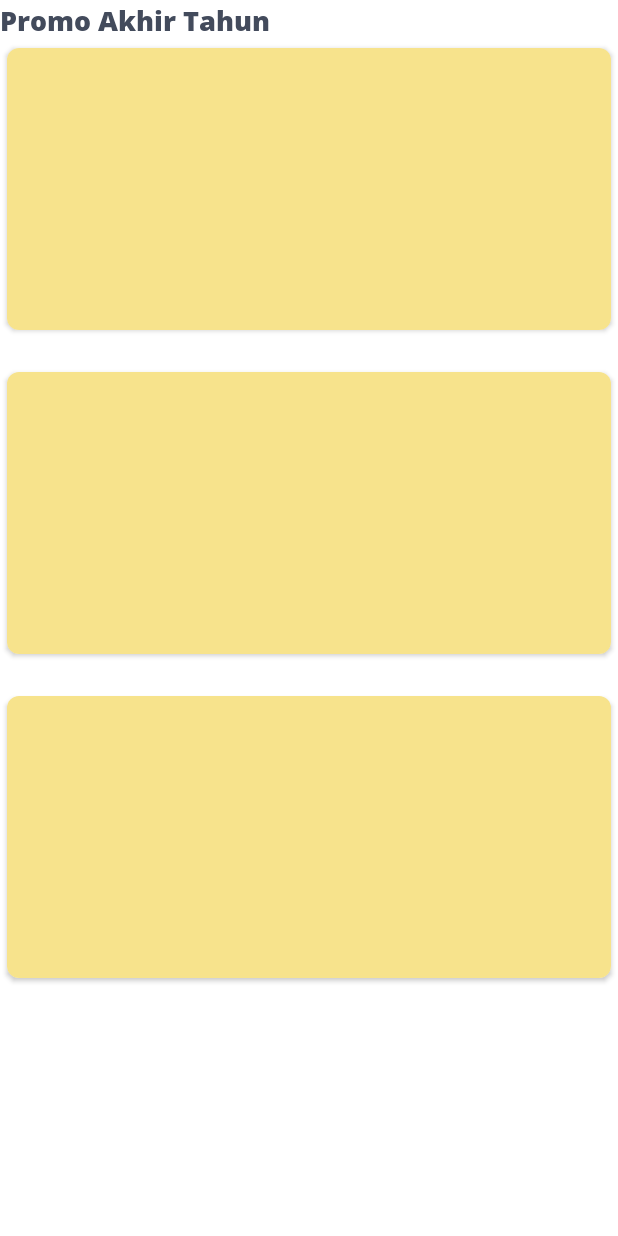
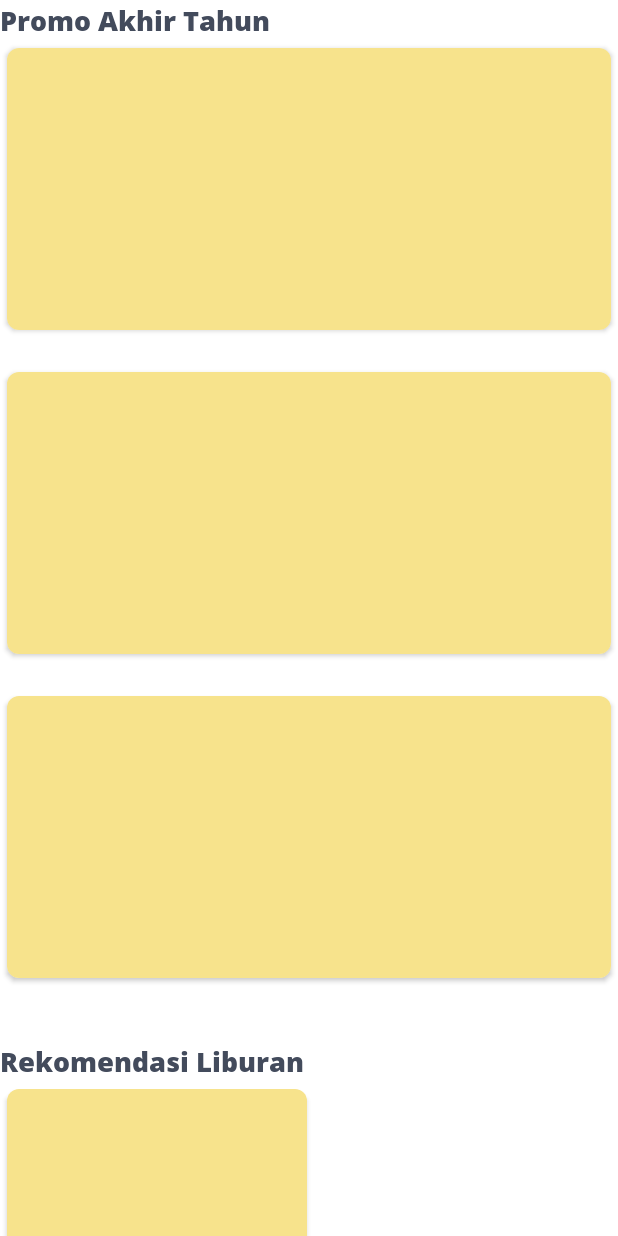
Before and after one commit to ganiaaldi/Liboorean, an Android app: the layout fragment_first_menu.xml on its own in the app's theme, with its tools: preview values and no code run, on a phone screen of 412 x 824 dp. Run offline under Robolectric (Android 15) with nearby library versions, the phone set to English and light mode, and no system bars.

Commit message:
Add some feature in UI first menu(RV & Go To Wishlist)

```diff
--- /dev/null
+++ b/app/src/main/res/drawable/ic_location.xml
@@ -0,0 +1,5 @@
+<vector android:alpha="0.69" android:height="16dp"
+    android:viewportHeight="24.0" android:viewportWidth="24.0"
+    android:width="16dp" xmlns:android="http://schemas.android.com/apk/res/android">
+    <path android:fillColor="#FF000000" android:pathData="M12,2C8.13,2 5,5.13 5,9c0,5.25 7,13 7,13s7,-7.75 7,-13c0,-3.87 -3.13,-7 -7,-7zM12,11.5c-1.38,0 -2.5,-1.12 -2.5,-2.5s1.12,-2.5 2.5,-2.5 2.5,1.12 2.5,2.5 -1.12,2.5 -2.5,2.5z"/>
+</vector>
--- a/app/src/main/res/layout/fragment_first_menu.xml
+++ b/app/src/main/res/layout/fragment_first_menu.xml
@@ -24,5 +24,44 @@ android:background="@color/white">
              android:orientation="horizontal"
             tools:listitem="@layout/item_promo"/>
 
+    <androidx.appcompat.widget.AppCompatTextView
+            android:layout_marginTop="20dp"
+            android:layout_width="wrap_content"
+            android:layout_height="wrap_content"
+            android:text="Rekomendasi Liburan"
+            style="@style/MediumDarkBoldText"
+            android:layout_below="@id/rvPromo"
+            android:id="@+id/tvRekomendasi"
+    />
 
+    <androidx.recyclerview.widget.RecyclerView
+            android:id="@+id/rvRekomendasi"
+            android:layout_below="@id/tvRekomendasi"
+            android:layout_width="match_parent"
+            android:layout_height="wrap_content"
+            android:orientation="horizontal"
+            tools:listitem="@layout/item_rekomendasi"
+          />
+
+    <androidx.appcompat.widget.AppCompatTextView
+            android:layout_marginTop="20dp"
+            android:layout_width="wrap_content"
+            android:layout_height="wrap_content"
+            android:text="Cek Wishlist Liburan Anda!"
+            android:gravity="center_horizontal"
+            android:layout_centerHorizontal="true"
+            style="@style/MediumDarkBoldText"
+            android:layout_below="@id/rvRekomendasi"
+            android:id="@+id/tvGoToWishlist"
+    />
+
+    <androidx.appcompat.widget.AppCompatButton
+            android:id="@+id/btnGoToWishlist"
+            android:layout_below="@id/tvGoToWishlist"
+            android:layout_width="wrap_content"
+            android:layout_height="wrap_content"
+            android:layout_centerHorizontal="true"
+            android:text="Cek"
+            android:background="@drawable/bg_rounded_secondary"
+            style="@style/Button"/>
 </RelativeLayout>
--- /dev/null
+++ b/app/src/main/res/layout/item_rekomendasi.xml
@@ -0,0 +1,42 @@
+<?xml version="1.0" encoding="utf-8"?>
+<androidx.cardview.widget.CardView xmlns:android="http://schemas.android.com/apk/res/android"
+                                    xmlns:card_view="http://schemas.android.com/apk/res-auto"
+                                    android:id="@+id/card_view_rekomendasi"
+                                    android:layout_width="wrap_content"
+                                    android:layout_height="wrap_content"
+                                    android:layout_marginBottom="16dp"
+                                    android:background="@color/colorAccent"
+                                    card_view:cardCornerRadius="8dp"
+                                    card_view:cardUseCompatPadding="true">
+
+    <LinearLayout
+            android:layout_width="200dp"
+            android:layout_height="200dp"
+            android:background="@color/colorAccent"
+            android:orientation="vertical">
+
+        <androidx.appcompat.widget.AppCompatImageView
+                android:id="@+id/imageView"
+                android:layout_width="match_parent"
+                android:layout_height="150dp"
+                android:scaleType="centerCrop"/>
+
+        <TextView
+                android:id="@+id/tvNameRekomendasi"
+                android:layout_width="match_parent"
+                android:layout_height="30dp"
+                android:gravity="center_horizontal"
+                android:text="@string/app_name"
+                style="@style/MediumDarkBoldText"/>
+
+        <TextView
+                android:id="@+id/tvLokasiRekomendasi"
+                android:layout_width="match_parent"
+                android:layout_height="20dp"
+                android:text="@string/app_name"
+                style="@style/DarkRegularText"
+        android:drawableStart="@drawable/ic_location"/>
+
+    </LinearLayout>
+
+</androidx.cardview.widget.CardView>
```
